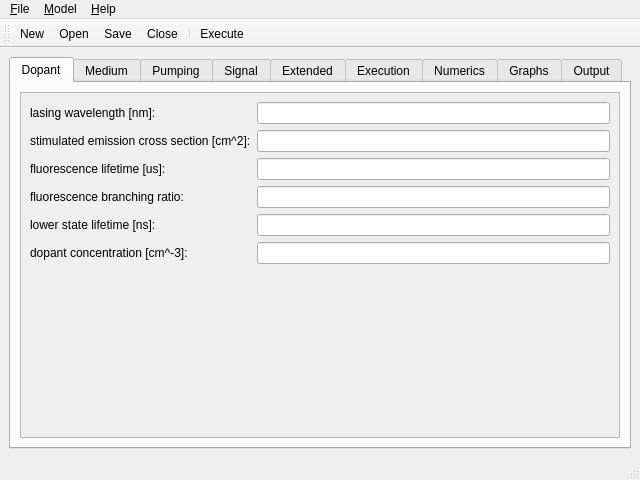
This is npamp/mainwin.ui in vsemionov/npamp as Qt 5 draws it before an edit. The edited form follows.
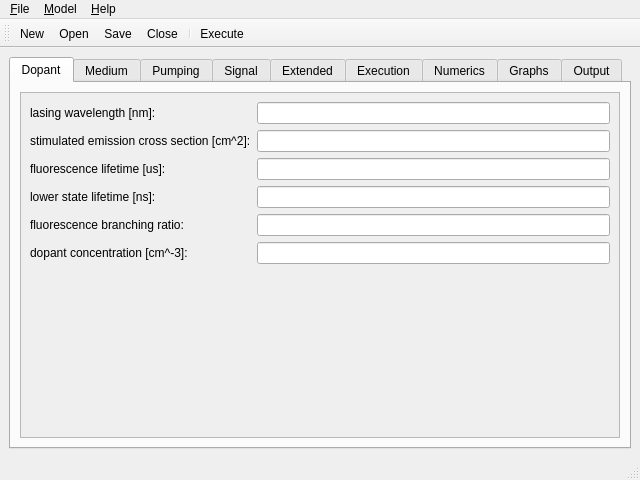
This is the edited form. Icons and pictures are not drawn.

```diff
--- a/npamp/mainwin.ui
+++ b/npamp/mainwin.ui
@@ -119,28 +119,28 @@
              </widget>
             </item>
             <item row="3" column="0">
-             <widget class="QLabel" name="label_dopant_branching_ratio">
+             <widget class="QLabel" name="label_dopant_lower_lifetime">
               <property name="text">
-               <string>fluorescence branching ratio:</string>
+               <string>lower state lifetime [ns]:</string>
               </property>
              </widget>
             </item>
             <item row="3" column="1">
-             <widget class="QLineEdit" name="lineEdit_dopant_branching_ratio">
+             <widget class="QLineEdit" name="lineEdit_dopant_lower_lifetime">
               <property name="alignment">
                <set>Qt::AlignRight|Qt::AlignTrailing|Qt::AlignVCenter</set>
               </property>
              </widget>
             </item>
             <item row="4" column="0">
-             <widget class="QLabel" name="label_dopant_lower_lifetime">
+             <widget class="QLabel" name="label_dopant_branching_ratio">
               <property name="text">
-               <string>lower state lifetime [ns]:</string>
+               <string>fluorescence branching ratio:</string>
               </property>
              </widget>
             </item>
             <item row="4" column="1">
-             <widget class="QLineEdit" name="lineEdit_dopant_lower_lifetime">
+             <widget class="QLineEdit" name="lineEdit_dopant_branching_ratio">
               <property name="alignment">
                <set>Qt::AlignRight|Qt::AlignTrailing|Qt::AlignVCenter</set>
               </property>
```
